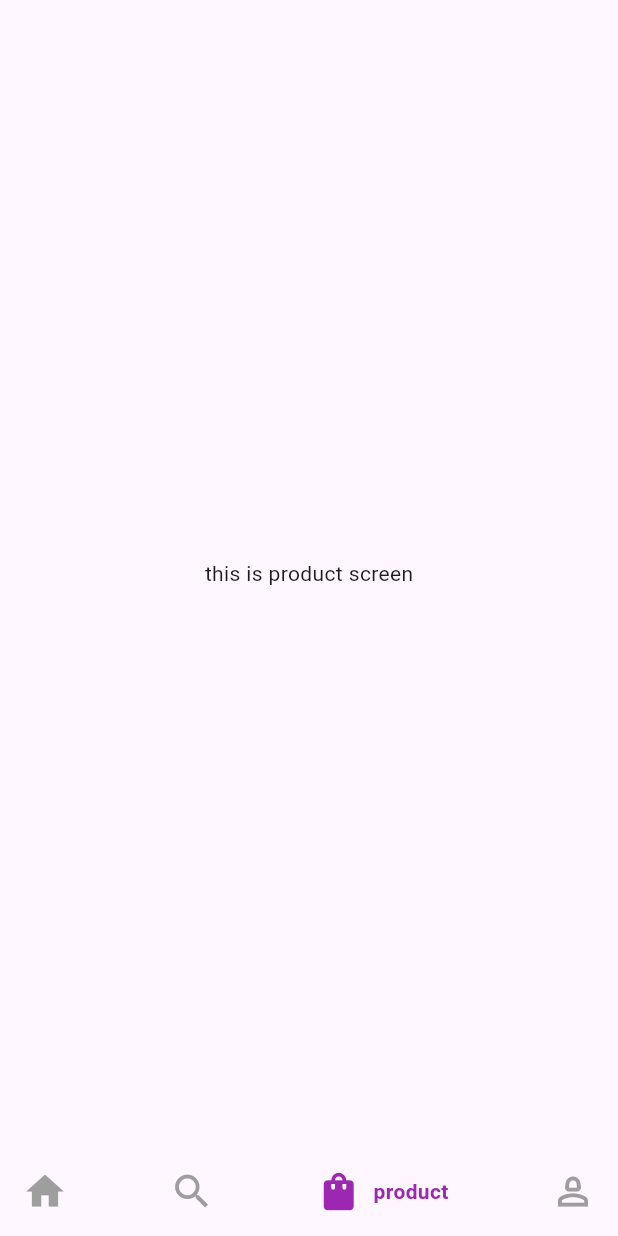
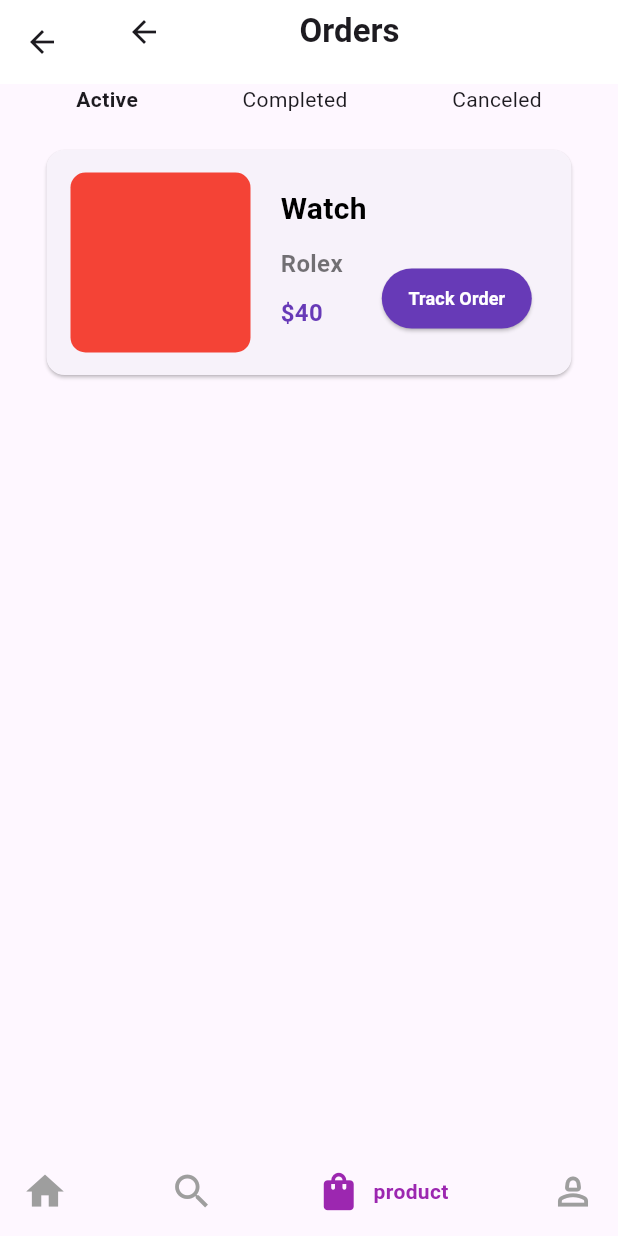
Before and after one commit to ETdan/Clothing-Store-App, a Flutter app: the first screen opened directly, item 3 of the bottom bar chosen, on a phone screen of 412 x 824 dp. Run offline on Flutter 3.47's test engine with Material 3 defaults, Android fonts, the light colour scheme and no system bars; drawn by our look-alikes of google_nav_bar; our stand-ins replace carousel_slider, shared_preferences, smooth_page_indicator; accounts and stored records are empty.

Commit message:
orders page

```diff
--- a/app/lib/screens/bottomBarScreens/product.dart
+++ b/app/lib/screens/bottomBarScreens/product.dart
@@ -1,21 +1,153 @@
 import 'package:flutter/material.dart';
 
-class productScreen extends StatefulWidget {
-  const productScreen({super.key});
+class OrdersPage extends StatefulWidget {
+  const OrdersPage({super.key});
 
   @override
-  State<productScreen> createState() => _productScreenState();
+  State<OrdersPage> createState() => _OrdersPageState();
 }
 
-class _productScreenState extends State<productScreen> {
+class _OrdersPageState extends State<OrdersPage> {
   @override
   Widget build(BuildContext context) {
     return Scaffold(
-      body: Center(
-        child: Text(
-          "this is product screen",
-        ),
-      ),
-    );
+        appBar: AppBar(
+            backgroundColor: Colors.white,
+            title: Container(
+              margin: EdgeInsets.only(top: 16, bottom: 30),
+              child: Row(
+                mainAxisAlignment: MainAxisAlignment.spaceBetween,
+                children: [
+                  IconButton(
+                    icon: Icon(Icons.arrow_back),
+                    onPressed: () {
+                      Navigator.of(context).pop();
+                    },
+                  ),
+                  Text(
+                    "Orders",
+                    style: TextStyle(fontWeight: FontWeight.bold),
+                  ),
+                  SizedBox(
+                    width: 50,
+                  ),
+                ],
+              ),
+            )),
+        body: Container(
+          padding: EdgeInsets.only(left: 16, right: 16),
+          child: Column(
+            children: [
+              Row(
+                mainAxisAlignment: MainAxisAlignment.spaceAround,
+                children: [
+                  Text(
+                    "Active",
+                    style: TextStyle(fontWeight: FontWeight.bold),
+                  ),
+                  Text("Completed"),
+                  Text("Canceled")
+                ],
+              ),
+              SizedBox(
+                height: 20,
+              ),
+              SingleChildScrollView(
+                  scrollDirection: Axis.vertical,
+                  child: Column(
+                    children: [
+                      Card(
+                          child: Container(
+                        padding: EdgeInsets.only(left: 16, right: 16, top: 15),
+                        width: 350,
+                        height: 150,
+                        child: Row(
+                          children: [
+                            Column(
+                              children: [
+                                Container(
+                                  decoration: BoxDecoration(
+                                    borderRadius: BorderRadius.circular(10),
+                                    color: Colors.red,
+                                  ),
+                                  height: 120,
+                                  width: 120,
+                                ),
+                              ],
+                            ),
+                            SizedBox(
+                              width: 20,
+                            ),
+                            Column(
+                              crossAxisAlignment: CrossAxisAlignment.start,
+                              children: [
+                                SizedBox(
+                                  height: 10,
+                                ),
+                                Text(
+                                  "Watch",
+                                  style: TextStyle(
+                                      fontSize: 20,
+                                      fontWeight: FontWeight.bold,
+                                      color: Colors.black),
+                                ),
+                                SizedBox(
+                                  height: 10,
+                                ),
+                                Text(
+                                  "Rolex",
+                                  style: TextStyle(
+                                      fontSize: 16,
+                                      color: Colors.black54,
+                                      fontWeight: FontWeight.bold),
+                                ),
+                                SizedBox(
+                                  height: 10,
+                                ),
+                                Text(
+                                  "\$40",
+                                  style: TextStyle(
+                                      fontSize: 16,
+                                      color: Colors.deepPurple,
+                                      fontWeight: FontWeight.bold),
+                                )
+                              ],
+                            ),
+                            SizedBox(
+                              width: 10,
+                            ),
+                            Column(
+                              children: [
+                                SizedBox(
+                                  height: 60,
+                                ),
+                                ElevatedButton(
+                                  onPressed: () {},
+                                  child: Text(
+                                    "Track Order",
+                                    style: TextStyle(
+                                        color: Colors.white,
+                                        fontWeight: FontWeight.bold,
+                                        fontSize: 12),
+                                  ),
+                                  style: ButtonStyle(
+                                    backgroundColor: MaterialStatePropertyAll(
+                                        Colors.deepPurple),
+                                    padding: MaterialStatePropertyAll(
+                                        EdgeInsets.all(10)),
+                                    fixedSize:
+                                        MaterialStatePropertyAll(Size(100, 20)),
+                                  ),
+                                )
+                              ],
+                            )
+                          ],
+                        ),
+                      )),
+                    ],
+                  )),
+            ],
+          ),
+        ));
   }
 }
--- a/app/lib/screens/first-page.dart
+++ b/app/lib/screens/first-page.dart
@@ -17,7 +17,7 @@ class _firstState extends State<first> {
   final pages = [
     HomeScreen(),
     SearchScreen(),
-    productScreen(),
+    OrdersPage(),
     profileScreen(),
   ];
   @override
```
